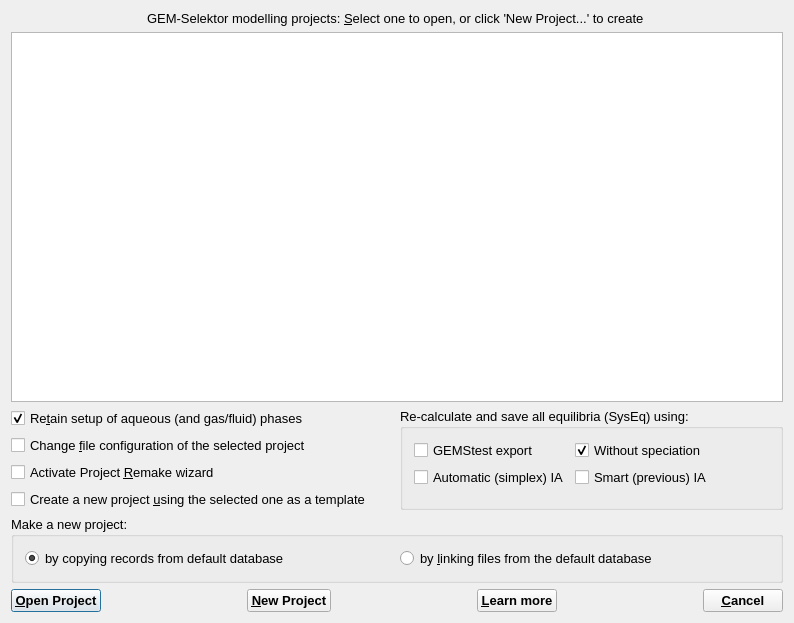
First picture: the form in GUI/Dialogs4/KeyProfile4.ui, repository gemshub/GEMSGUI, before the edit.
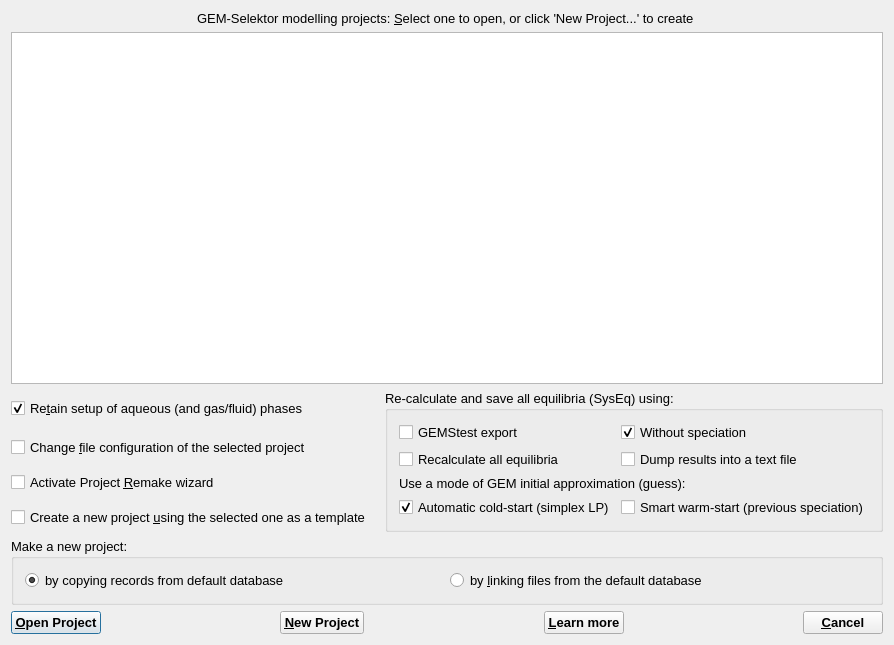
Second picture: the form after the edit.

```diff
--- a/GUI/Dialogs4/KeyProfile4.ui
+++ b/GUI/Dialogs4/KeyProfile4.ui
@@ -10,8 +10,8 @@
    <rect>
     <x>0</x>
     <y>0</y>
-    <width>794</width>
-    <height>623</height>
+    <width>894</width>
+    <height>645</height>
    </rect>
   </property>
   <property name="minimumSize">
@@ -103,7 +103,6 @@
        <property name="font">
         <font>
          <pointsize>10</pointsize>
-         <weight>75</weight>
          <bold>true</bold>
         </font>
        </property>
@@ -142,7 +141,6 @@
        <property name="font">
         <font>
          <pointsize>10</pointsize>
-         <weight>75</weight>
          <bold>true</bold>
         </font>
        </property>
@@ -178,7 +176,6 @@
        <property name="font">
         <font>
          <pointsize>10</pointsize>
-         <weight>75</weight>
          <bold>true</bold>
         </font>
        </property>
@@ -217,7 +214,6 @@
        <property name="font">
         <font>
          <pointsize>10</pointsize>
-         <weight>75</weight>
          <bold>true</bold>
         </font>
        </property>
@@ -307,16 +303,40 @@
        </widget>
       </item>
       <item row="1" column="0">
-       <widget class="QCheckBox" name="pRe_runIA">
+       <widget class="QCheckBox" name="pRecalcAll">
         <property name="text">
-         <string>Automatic (simplex) IA</string>
+         <string>Recalculate all equilibria</string>
         </property>
        </widget>
       </item>
       <item row="1" column="1">
+       <widget class="QCheckBox" name="pDumpFile">
+        <property name="text">
+         <string>Dump results into a text file</string>
+        </property>
+       </widget>
+      </item>
+      <item row="3" column="0">
+       <widget class="QCheckBox" name="pRe_runIA">
+        <property name="text">
+         <string>Automatic cold-start (simplex LP)</string>
+        </property>
+        <property name="checked">
+         <bool>true</bool>
+        </property>
+       </widget>
+      </item>
+      <item row="3" column="1">
        <widget class="QCheckBox" name="pRe_runSmart">
         <property name="text">
-         <string>Smart (previous) IA</string>
+         <string>Smart warm-start (previous speciation)</string>
+        </property>
+       </widget>
+      </item>
+      <item row="2" column="0" colspan="2">
+       <widget class="QLabel" name="label">
+        <property name="text">
+         <string>Use a mode of GEM initial approximation (guess):</string>
         </property>
        </widget>
       </item>
```
Left out of the diff: 115 changed lines with no effect on the pictures.
